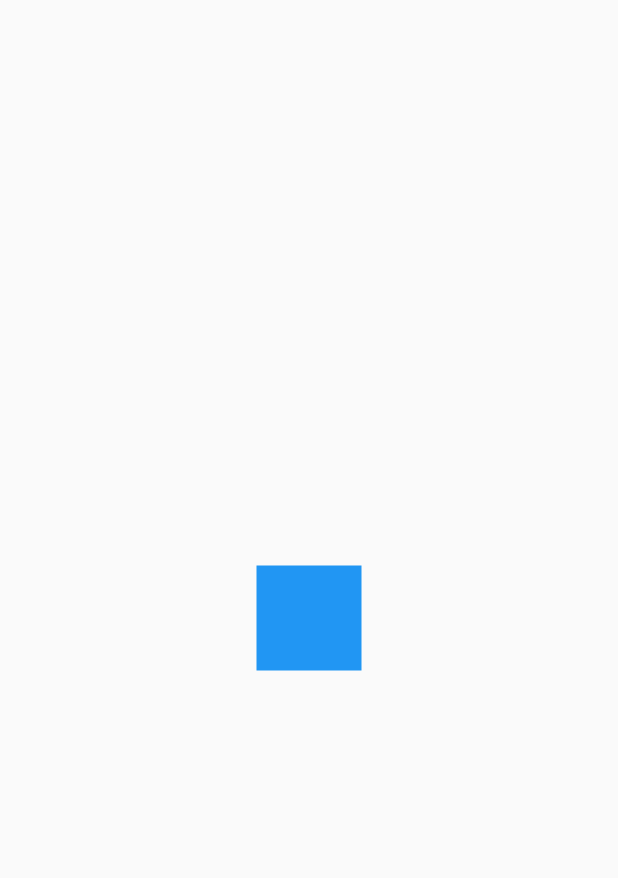
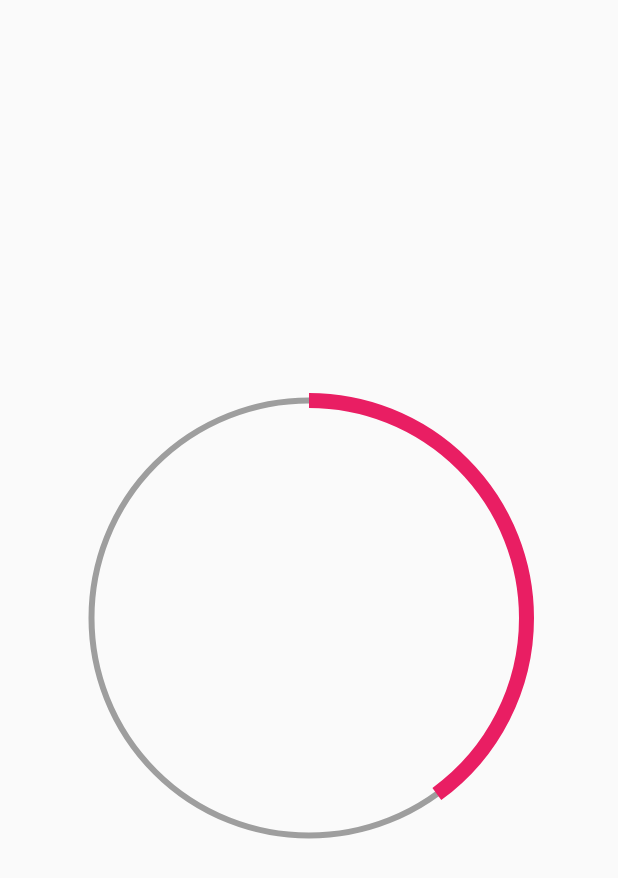
Before and after one commit to gvillegasc/header-style-flutter, a Flutter app: the screen it shows after launch, on a phone screen of 412 x 824 dp. Shown: the top 878 px of the screen. Run offline on Flutter 3.47's test engine with Material 2 defaults, Android fonts, the phone set to English and light mode, and no system bars.

Commit message:
Creando circular progress

```diff
--- a/lib/main.dart
+++ b/lib/main.dart
@@ -1,5 +1,6 @@
 import 'package:flutter/material.dart';
-import 'package:header_style/src/challenges/cuadrado_animado_page.dart';
+import 'package:header_style/src/pages/circular_progress_page.dart';
+// import 'package:header_style/src/challenges/cuadrado_animado_page.dart';
 // import 'package:header_style/src/pages/animaciones_page.dart';
 // import 'package:header_style/src/pages/headers_page.dart';
 
@@ -11,6 +12,6 @@ class MyApp extends StatelessWidget {
     return MaterialApp(
         debugShowCheckedModeBanner: false,
         title: 'Diseños app',
-        home: CuadradoAnimadoPage());
+        home: CircularProgressPage());
   }
 }
--- /dev/null
+++ b/lib/src/pages/circular_progress_page.dart
@@ -0,0 +1,59 @@
+import 'dart:math';
+
+import 'package:flutter/material.dart';
+import 'package:flutter/rendering.dart';
+
+class CircularProgressPage extends StatefulWidget {
+  @override
+  _CircularProgressPageState createState() => _CircularProgressPageState();
+}
+
+class _CircularProgressPageState extends State<CircularProgressPage> {
+  @override
+  Widget build(BuildContext context) {
+    return Scaffold(
+      body: Center(
+        child: Container(
+          padding: EdgeInsets.all(5),
+          width: 300,
+          height: 300,
+          child: CustomPaint(
+            painter: _MiRadialProgress(),
+          ),
+        ),
+      ),
+    );
+  }
+}
+
+class _MiRadialProgress extends CustomPainter {
+  @override
+  void paint(Canvas canvas, Size size) {
+    final porcentaje = 40;
+
+    // Circulo Completado
+    final paint = new Paint()
+      ..strokeWidth = 4
+      ..color = Colors.grey
+      ..style = PaintingStyle.stroke;
+
+    final center = new Offset(size.width * 0.5, size.height / 2);
+    final radio = min(size.width * 0.5, size.height * 0.5);
+
+    canvas.drawCircle(center, radio, paint);
+
+    // Arco
+    final paintArco = new Paint()
+      ..strokeWidth = 10
+      ..color = Colors.pink
+      ..style = PaintingStyle.stroke;
+
+    // Parte que se debera ir llenando
+    double arcAngle = 2 * pi * (porcentaje / 100);
+    canvas.drawArc(Rect.fromCircle(center: center, radius: radio), -pi / 2,
+        arcAngle, false, paintArco);
+  }
+
+  @override
+  bool shouldRepaint(CustomPainter oldDelegate) => true;
+}
```
